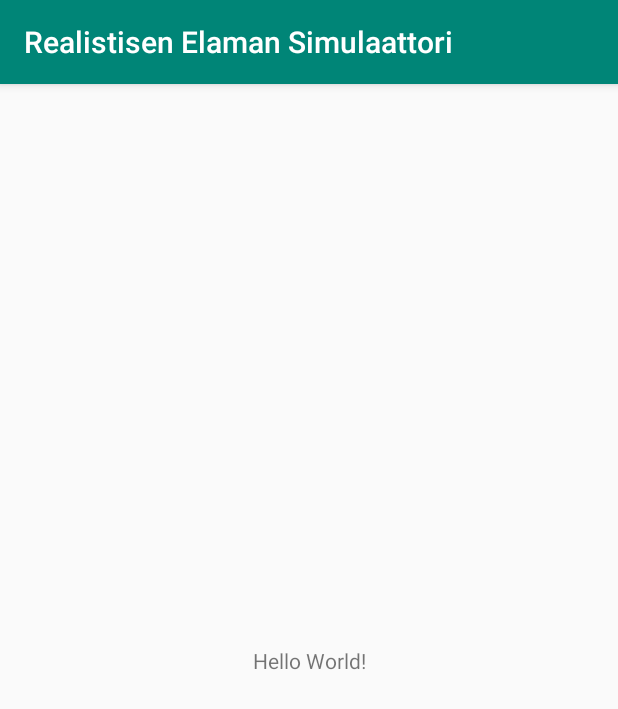
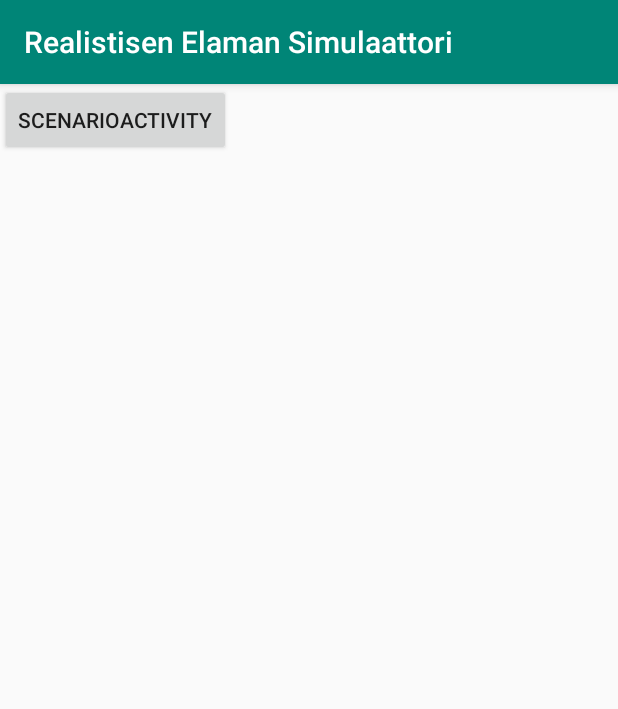
Before and after one commit to ToniMHeinonen/Realistisen-Elaman-Simulaattori, an Android app: the screen it shows after launch (ChooseScenarioActivity), on a phone screen of 412 x 824 dp. Shown: the top 709 px of the screen. Run offline under Robolectric (Android 15) with nearby library versions, the phone set to English and light mode, and no system bars.

Commit message:
Add temporarily button to ChooseScenarioActivity.

```diff
--- a/app/src/main/java/muuttaa/myohemmin/realistisenelamansimulaattori/ChooseScenarioActivity.java
+++ b/app/src/main/java/muuttaa/myohemmin/realistisenelamansimulaattori/ChooseScenarioActivity.java
@@ -2,7 +2,10 @@ package muuttaa.myohemmin.realistisenelamansimulaattori;
 
 import androidx.appcompat.app.AppCompatActivity;
 
+import android.content.Intent;
 import android.os.Bundle;
+import android.view.View;
+import android.widget.Button;
 
 public class ChooseScenarioActivity extends AppCompatActivity {
 
@@ -11,4 +14,12 @@ public class ChooseScenarioActivity extends AppCompatActivity {
         super.onCreate(savedInstanceState);
         setContentView(R.layout.activity_main);
     }
+
+    /*
+    For testing ScenarioActivity-class.
+     */
+    public void clicked(View v) {
+        Intent intent = new Intent(this, ScenarioActivity.class);
+        startActivity(intent);
+    }
 }
--- a/app/src/main/res/layout/activity_main.xml
+++ b/app/src/main/res/layout/activity_main.xml
@@ -1,18 +1,17 @@
 <?xml version="1.0" encoding="utf-8"?>
-<androidx.constraintlayout.widget.ConstraintLayout xmlns:android="http://schemas.android.com/apk/res/android"
+<LinearLayout xmlns:android="http://schemas.android.com/apk/res/android"
     xmlns:app="http://schemas.android.com/apk/res-auto"
     xmlns:tools="http://schemas.android.com/tools"
     android:layout_width="match_parent"
     android:layout_height="match_parent"
+    android:orientation="vertical"
     tools:context=".ChooseScenarioActivity">
 
-    <TextView
+    <Button
+        android:id="@+id/startActivityButton"
+        android:text="ScenarioActivity"
         android:layout_width="wrap_content"
         android:layout_height="wrap_content"
-        android:text="Hello World!"
-        app:layout_constraintBottom_toBottomOf="parent"
-        app:layout_constraintLeft_toLeftOf="parent"
-        app:layout_constraintRight_toRightOf="parent"
-        app:layout_constraintTop_toTopOf="parent" />
+        android:onClick="clicked"/>
 
-</androidx.constraintlayout.widget.ConstraintLayout>
+</LinearLayout>
```
